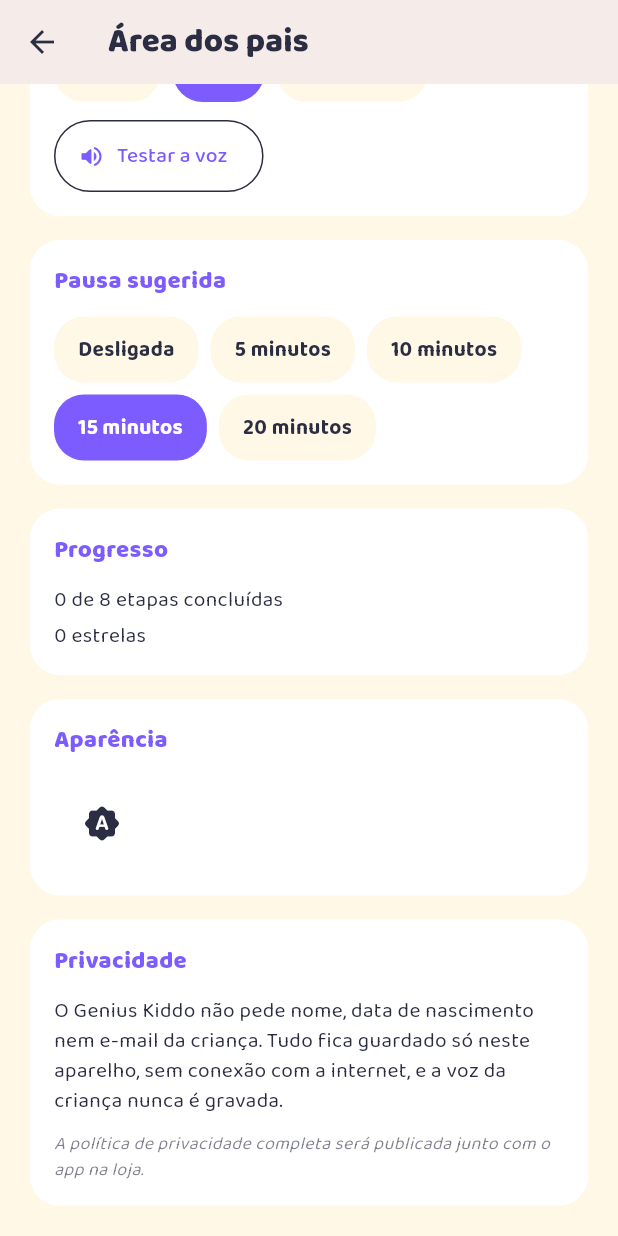
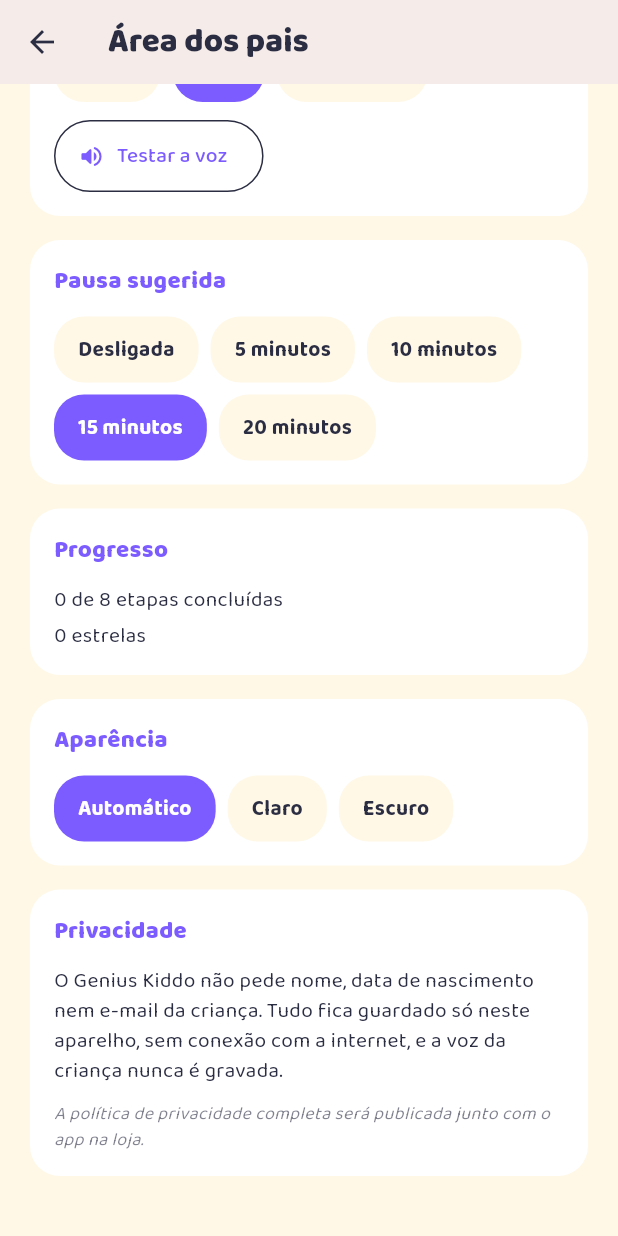
Before and after one commit to RonaldoRhoney/GeniuKiddo, a Flutter app: the ParentsAreaScreen screen opened directly, scrolled down 356 dp, on a phone screen of 412 x 824 dp. Run offline on Flutter 3.47's test engine with Material 3 defaults, Android fonts, the phone set to English and light mode, and no system bars; our stand-ins replace flutter_riverpod, flutter_tts, just_audio, shared_preferences; missing offline and left inert: audio_session; accounts and stored records are empty.

Commit message:
M4: aparência na área dos pais com as 3 opções escritas (automático, claro, escuro), seção 4.7
Co-Authored-By: Claude Opus 5.5 <noreply@anthropic.com>

```diff
--- a/client/lib/app/top_controls.dart
+++ b/client/lib/app/top_controls.dart
@@ -5,6 +5,7 @@ import '../core/audio_services.dart';
 import '../core/language_controller.dart';
 import '../core/supported_languages.dart';
 import '../core/theme_controller.dart';
+import '../l10n/generated/app_localizations.dart';
 import 'theme.dart';
 
 /// Pílula de idioma (seção 4.5: "troca a qualquer momento... no topo"),
@@ -98,10 +99,11 @@ class ThemeToggleButton extends ConsumerWidget {
       ThemeMode.dark => Icons.dark_mode_rounded,
       ThemeMode.system => Icons.brightness_auto_rounded,
     };
+    final l10n = AppLocalizations.of(context)!;
     final label = switch (mode) {
-      ThemeMode.light => 'Claro',
-      ThemeMode.dark => 'Escuro',
-      ThemeMode.system => 'Automático',
+      ThemeMode.light => l10n.parentsThemeLight,
+      ThemeMode.dark => l10n.parentsThemeDark,
+      ThemeMode.system => l10n.parentsThemeAuto,
     };
     return IconButton(
       onPressed: () => ref.read(themeControllerProvider.notifier).cycle(),
--- a/client/lib/features/parents/parents_area_screen.dart
+++ b/client/lib/features/parents/parents_area_screen.dart
@@ -8,6 +8,7 @@ import '../../core/break_controller.dart';
 import '../../core/item_feedback.dart';
 import '../../core/language_controller.dart';
 import '../../core/persistence_service.dart';
+import '../../core/theme_controller.dart';
 import '../../core/tts_speech_port.dart';
 import '../../l10n/generated/app_localizations.dart';
 import '../trail/trail_controller.dart';
@@ -71,6 +72,7 @@ class _ParentsAreaScreenState extends ConsumerState<ParentsAreaScreen> {
     final colors = AppColors.of(context);
     final trail = ref.watch(trailControllerProvider);
     final content = ref.watch(contentRepositoryProvider);
+    final themeMode = ref.watch(themeControllerProvider);
 
     return Scaffold(
       backgroundColor: colors.bg,
@@ -201,7 +203,24 @@ class _ParentsAreaScreenState extends ConsumerState<ParentsAreaScreen> {
           ),
           _Section(
             title: l10n.parentsAppearanceLabel,
-            child: Row(children: const [ThemeToggleButton()]),
+            child: Wrap(
+              spacing: 8,
+              runSpacing: 8,
+              children: [
+                for (final (mode, label) in [
+                  (ThemeMode.system, l10n.parentsThemeAuto),
+                  (ThemeMode.light, l10n.parentsThemeLight),
+                  (ThemeMode.dark, l10n.parentsThemeDark),
+                ])
+                  _Chip(
+                    label: label,
+                    selected: themeMode == mode,
+                    onTap: () => ref
+                        .read(themeControllerProvider.notifier)
+                        .setMode(mode),
+                  ),
+              ],
+            ),
           ),
           _Section(
             title: l10n.parentsPrivacyLabel,
--- a/client/lib/l10n/app_en.arb
+++ b/client/lib/l10n/app_en.arb
@@ -89,6 +89,9 @@
   "@parentsProgressStars": {"placeholders": {"stars": {"type": "int"}}},
 
   "parentsAppearanceLabel": "Appearance",
+  "parentsThemeAuto": "Automatic",
+  "parentsThemeLight": "Light",
+  "parentsThemeDark": "Dark",
 
   "parentsPrivacyLabel": "Privacy",
   "parentsPrivacySummary": "Genius Kiddo never asks for the child's name, birth date or email. Everything is stored only on this device, with no internet connection, and the child's voice is never recorded.",
--- a/client/lib/l10n/app_pt.arb
+++ b/client/lib/l10n/app_pt.arb
@@ -127,6 +127,9 @@
   "@parentsProgressStars": {"placeholders": {"stars": {"type": "int"}}},
 
   "parentsAppearanceLabel": "Aparência",
+  "parentsThemeAuto": "Automático",
+  "parentsThemeLight": "Claro",
+  "parentsThemeDark": "Escuro",
 
   "parentsPrivacyLabel": "Privacidade",
   "parentsPrivacySummary": "O Genius Kiddo não pede nome, data de nascimento nem e-mail da criança. Tudo fica guardado só neste aparelho, sem conexão com a internet, e a voz da criança nunca é gravada.",
```
Also changed, not shown: client/lib/l10n/generated/app_localizations.dart, client/lib/l10n/generated/app_localizations_en.dart, client/lib/l10n/generated/app_localizations_pt.dart.
